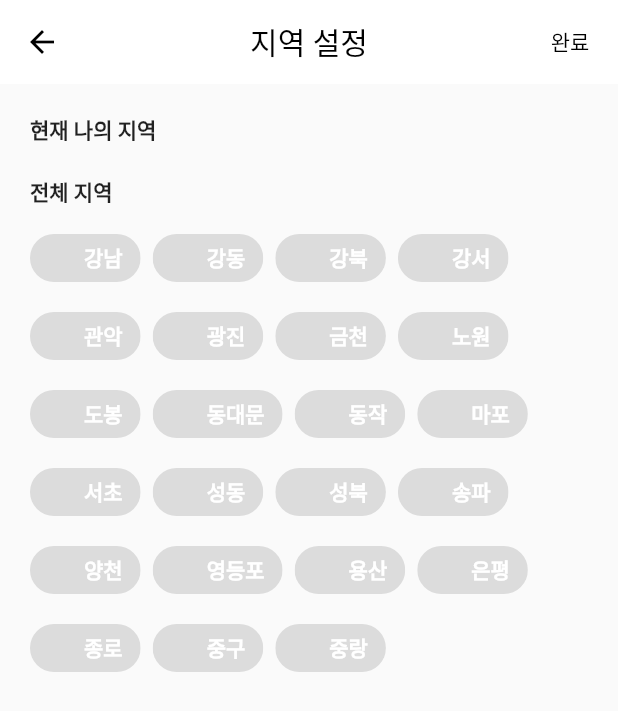
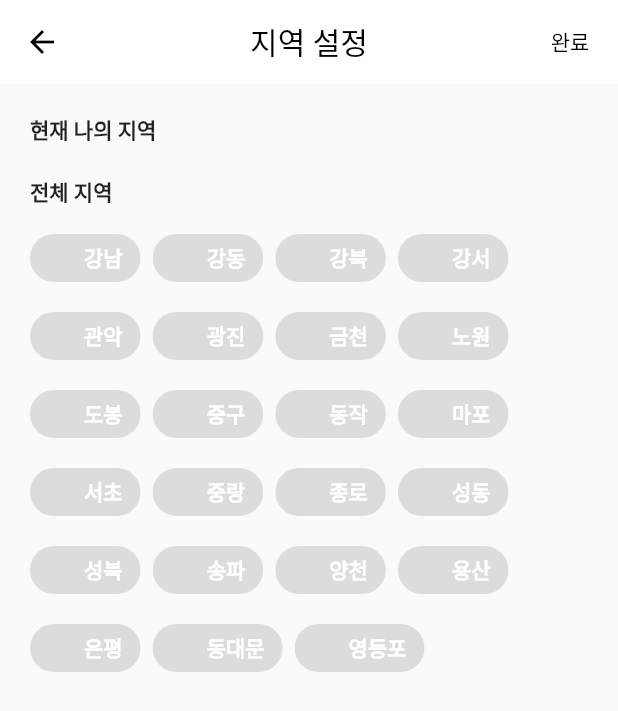
Before and after one commit to yeon220629/dongnerang, a Flutter app: the mypageLocalSetting screen opened directly, on a phone screen of 412 x 824 dp. Shown: the top 711 px of the screen. Run offline on Flutter 3.47's test engine with Material 2 defaults, Android fonts, the light colour scheme and no system bars; our stand-ins replace cached_network_image, cloud_firestore, firebase_auth, firebase_core, firebase_storage, flutter_easyloading and 8 more; missing offline and left inert: flutter_inappwebview, kakao_flutter_sdk; accounts and stored records are empty.

Commit message:
지역선택시 변경값추가

```diff
--- a/lib/constants/common.constants.dart
+++ b/lib/constants/common.constants.dart
@@ -131,13 +131,14 @@ final urlController = TextEditingController();
 
 List CustomKeyword = [];
 List mypageCustomKeyword = [];
+List mypageCustomlocal = [];
 
 final List CustomData = [
   "강남", "강동", "강북","강서","관악",
-  "광진", "금천", "노원","도봉",
-  "동대문","동작", "마포","서초",
-  "성동", "성북", "송파", "양천", "영등포",
-  "용산", "은평", "종로", "중구", "중랑"
+  "광진", "금천", "노원","도봉","중구",
+  "동작", "마포","서초","중랑","종로",
+  "성동", "성북","송파", "양천",
+  "용산", "은평","동대문","영등포",
 ];
 
 final List mostPopularKeyword = [
--- a/lib/screens/mypage/mypage.screen.dart
+++ b/lib/screens/mypage/mypage.screen.dart
@@ -184,7 +184,6 @@ class _mypageScreenState extends State<mypageScreen> {
                               mypageCustomKeyword = [];
                               Navigator.push(context, MaterialPageRoute(
                                   builder: (_) => mypageInformSettingScreen()));
-                              // mypageCustomKeyword
                               FirebaseService.getUserLocalData(userEmail!, 'keyword').then((value){
                                 int ListData = value.length;
                                 for(int i = 0; i < ListData; i++){
--- a/lib/widgets/user_profile_image.widget.dart
+++ b/lib/widgets/user_profile_image.widget.dart
@@ -3,7 +3,7 @@ import 'package:flutter/material.dart';
 
 class UserProfileCircleImage extends StatelessWidget {
   const UserProfileCircleImage(
-      {Key? key, required this.imageUrl, this.size = 75})
+      {Key? key, required this.imageUrl, this.size})
       : super(key: key);
 
   final String? imageUrl;
```
Also changed, not shown: lib/screens/mainScreen.dart (+6 -73 lines).
